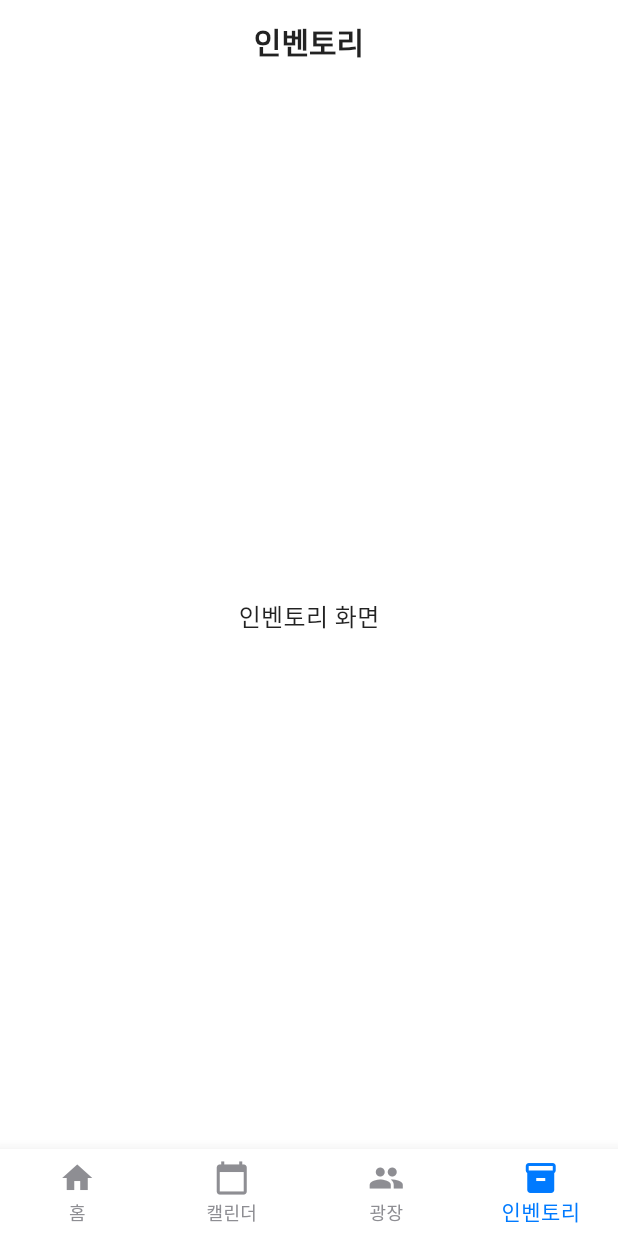
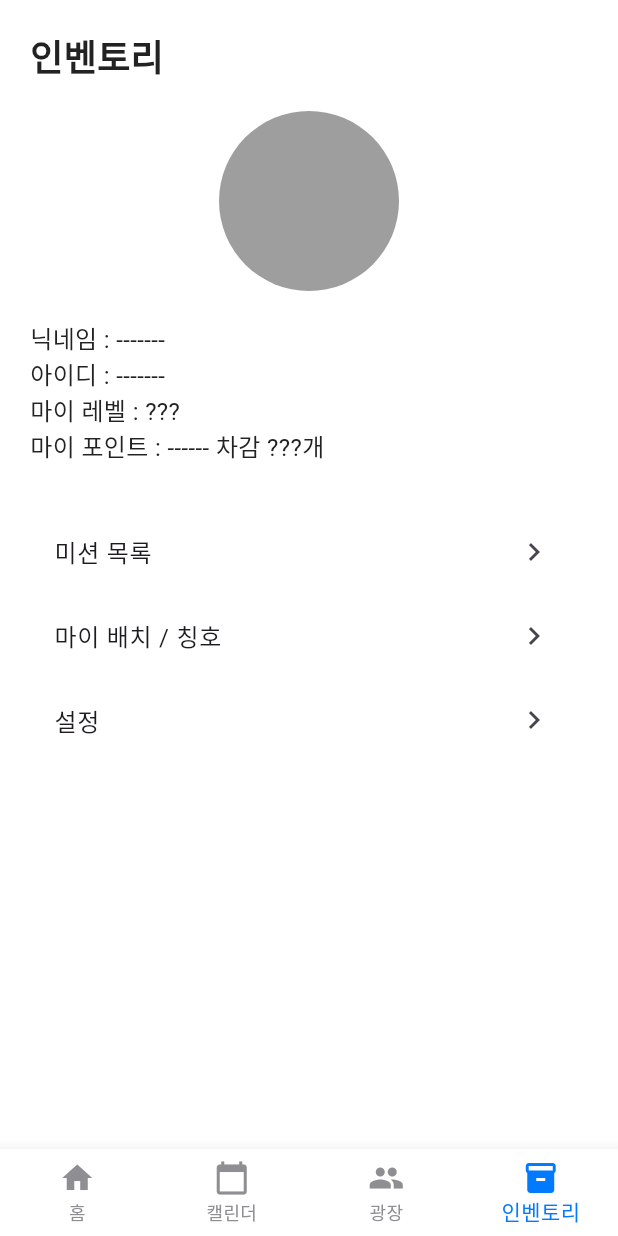
Before and after one commit to Team0479/frontend, a Flutter app: the screen it shows after launch, item 4 of the bottom bar chosen, on a phone screen of 412 x 824 dp. Run offline on Flutter 3.47's test engine with Material 3 defaults, Android fonts, the phone set to English and light mode, and no system bars; our stand-ins replace table_calendar; Roboto replaces fonts that are missing (Pretendard).

Commit message:
feat: 인벤토리 화면 구현

```diff
--- a/lib/main.dart
+++ b/lib/main.dart
@@ -4,7 +4,9 @@ import 'theme/app_theme.dart';
 import 'screens/home_screen.dart';
 import 'screens/calendar/calendar_main_screen.dart';
 import 'screens/square/square_main_screen.dart';
-import 'screens/inventory_screen.dart';
+import 'screens/inventory/inventory_main_screen.dart';
+import 'screens/inventory/inventory_mission_screen.dart';
+import 'screens/inventory/inventory_title_screen.dart';
 
 // Global variable to store reviews (in a real app, this would be a state management solution)
 final List<Map<String, dynamic>> globalReviews = [];
@@ -50,7 +52,7 @@ class _MainScreenState extends State<MainScreen> {
     const HomeScreen(),
     const CalendarMainScreen(),
     const SquareMainScreen(),
-    const InventoryScreen(),
+    const InventoryMainScreen(),
   ];
 
   void _onItemTapped(int index) {
--- /dev/null
+++ b/lib/screens/inventory/inventory_main_screen.dart
@@ -0,0 +1,78 @@
+import 'package:flutter/material.dart';
+import 'inventory_mission_screen.dart';
+import 'inventory_title_screen.dart';
+
+class InventoryMainScreen extends StatelessWidget {
+  const InventoryMainScreen({super.key});
+
+  @override
+  Widget build(BuildContext context) {
+    return Scaffold(
+      body: SafeArea(
+        child: Padding(
+          padding: const EdgeInsets.all(20.0),
+          child: Column(
+            crossAxisAlignment: CrossAxisAlignment.start,
+            children: [
+              const Text(
+                '인벤토리',
+                style: TextStyle(
+                  fontSize: 24,
+                  fontWeight: FontWeight.bold,
+                ),
+              ),
+              const SizedBox(height: 20),
+              Center(
+                child: Container(
+                  width: 120,
+                  height: 120,
+                  decoration: const BoxDecoration(
+                    shape: BoxShape.circle,
+                    color: Colors.grey,
+                  ),
+                ),
+              ),
+              const SizedBox(height: 20),
+              const Text('닉네임 : -------'),
+              const Text('아이디 : -------'),
+              const Text('마이 레벨 : ???'),
+              const Text('마이 포인트 : ------ 차감 ???개'),
+              const SizedBox(height: 30),
+              ListTile(
+                title: const Text('미션 목록'),
+                trailing: const Icon(Icons.chevron_right),
+                onTap: () {
+                  Navigator.push(
+                    context,
+                    MaterialPageRoute(
+                      builder: (context) => const InventoryMissionScreen(),
+                    ),
+                  );
+                },
+              ),
+              ListTile(
+                title: const Text('마이 배치 / 칭호'),
+                trailing: const Icon(Icons.chevron_right),
+                onTap: () {
+                  Navigator.push(
+                    context,
+                    MaterialPageRoute(
+                      builder: (context) => const InventoryTitleScreen(),
+                    ),
+                  );
+                },
+              ),
+              ListTile(
+                title: const Text('설정'),
+                trailing: const Icon(Icons.chevron_right),
+                onTap: () {
+                  // TODO: 설정 화면으로 이동
+                },
+              ),
+            ],
+          ),
+        ),
+      ),
+    );
+  }
+}
--- a/lib/screens/inventory_screen.dart
+++ /dev/null
@@ -1,17 +0,0 @@
-import 'package:flutter/material.dart';
-
-class InventoryScreen extends StatelessWidget {
-  const InventoryScreen({super.key});
-
-  @override
-  Widget build(BuildContext context) {
-    return Scaffold(
-      appBar: AppBar(
-        title: const Text('인벤토리'),
-      ),
-      body: const Center(
-        child: Text('인벤토리 화면'),
-      ),
-    );
-  }
-}
```
Also changed, not shown: lib/screens/inventory/inventory_mission_screen.dart (added, +58 -0 lines), lib/screens/inventory/inventory_title_screen.dart (added, +66 -0 lines).
